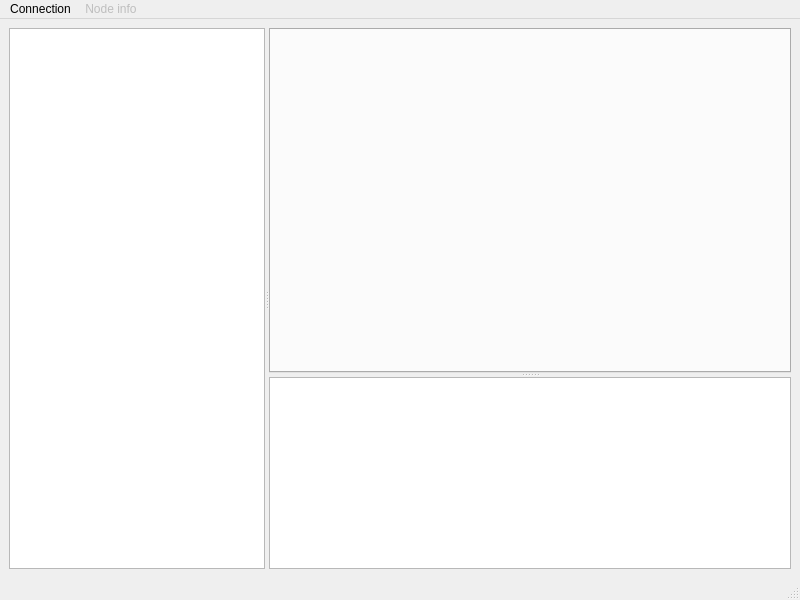
Above: ui/MainWindow.ui from Kracav4ik/zk3v before the change. Below: the same form after it.
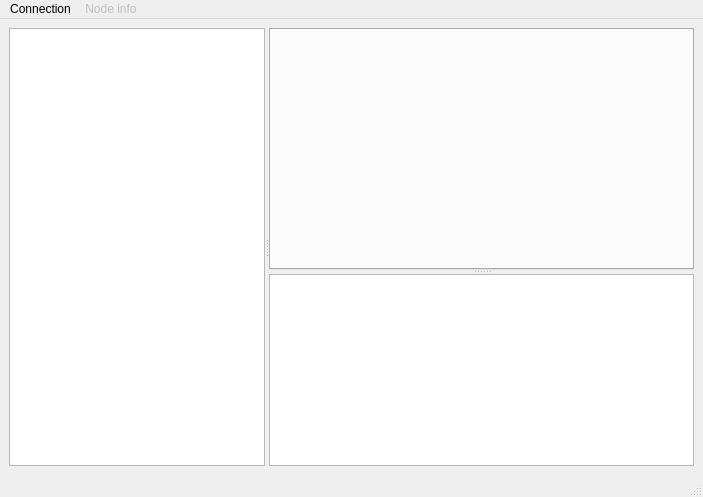
That is the form after the change.

Commit message: Showing connection window

Diff of the .ui file:
```diff
--- a/ui/MainWindow.ui
+++ b/ui/MainWindow.ui
@@ -6,8 +6,8 @@
    <rect>
     <x>0</x>
     <y>0</y>
-    <width>800</width>
-    <height>600</height>
+    <width>703</width>
+    <height>497</height>
    </rect>
   </property>
   <property name="windowTitle">
@@ -76,6 +76,11 @@
           <verstretch>0</verstretch>
          </sizepolicy>
         </property>
+        <property name="font">
+         <font>
+          <family>Courier New</family>
+         </font>
+        </property>
         <property name="readOnly">
          <bool>true</bool>
         </property>
@@ -90,7 +95,7 @@
     <rect>
      <x>0</x>
      <y>0</y>
-     <width>605</width>
+     <width>703</width>
      <height>21</height>
     </rect>
    </property>
```
The commit also changes 2 other files.
